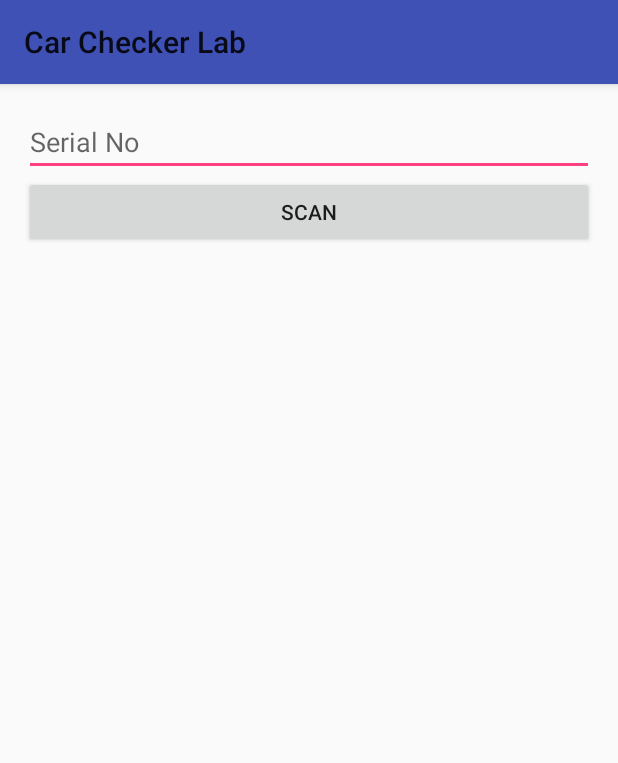
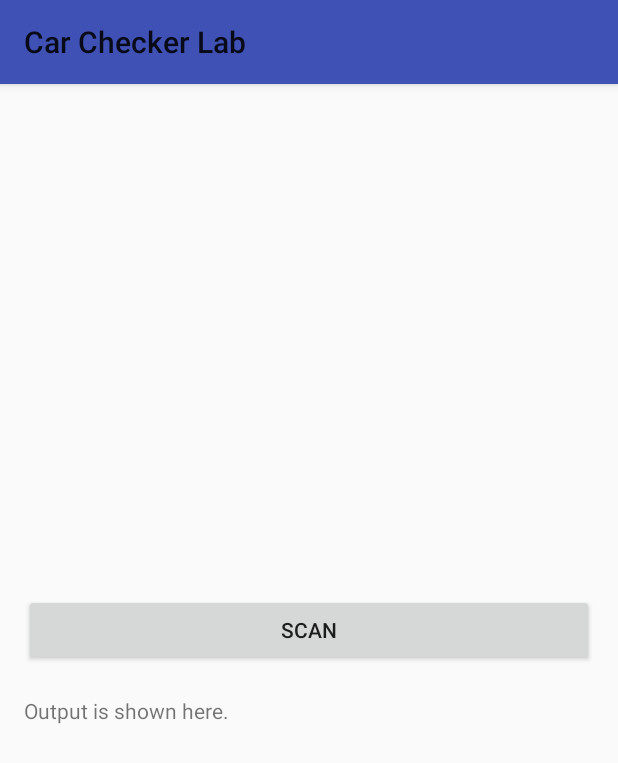
Before and after one commit to fuslonflare/android.lab, an Android app: the BarcodeActivity screen opened directly, with no data from a screen before it, on a phone screen of 412 x 824 dp. Shown: the top 763 px of the screen. Run offline under Robolectric (Android 15) with nearby library versions, the phone set to English and light mode, and no system bars.

Commit message:
Change editText -> textView

```diff
--- a/app/src/main/java/csd/gisc/carcheckerlab/BarcodeActivity.java
+++ b/app/src/main/java/csd/gisc/carcheckerlab/BarcodeActivity.java
@@ -5,11 +5,12 @@ import android.content.Intent;
 import android.content.pm.PackageManager;
 import android.os.Bundle;
 import androidx.annotation.NonNull;
+import androidx.appcompat.widget.AppCompatTextView;
 import androidx.core.app.ActivityCompat;
 import androidx.core.content.ContextCompat;
 import androidx.appcompat.app.AppCompatActivity;
 import androidx.appcompat.widget.AppCompatButton;
-import androidx.appcompat.widget.AppCompatEditText;
+
 import android.view.View;
 import android.widget.Toast;
 
@@ -18,7 +19,7 @@ public class BarcodeActivity extends AppCompatActivity implements View.OnClickLi
     private static final int CAMERA_PERMISSION_REQUEST_CODE = 0;
     private static final int BARCODE_REQUEST_CODE = 1;
 
-    private AppCompatEditText editText;
+    private AppCompatTextView textView;
 
     @Override
     protected void onCreate(Bundle savedInstanceState) {
@@ -30,7 +31,7 @@ public class BarcodeActivity extends AppCompatActivity implements View.OnClickLi
         AppCompatButton scanWithZBarButton = findViewById(R.id.scan_button_zbar);
         scanWithZBarButton.setOnClickListener(this);
 
-        editText = findViewById(R.id.edit_text);
+        textView = findViewById(R.id.text_view);
     }
 
     private void checkCameraPermission() {
@@ -66,7 +67,7 @@ public class BarcodeActivity extends AppCompatActivity implements View.OnClickLi
         super.onActivityResult(requestCode, resultCode, data);
         if (requestCode == BARCODE_REQUEST_CODE) {
             if (resultCode == RESULT_OK) {
-                editText.setText(data.getStringExtra("result"));
+                textView.setText(data.getStringExtra("result"));
             }
         }
     }
--- a/app/src/main/res/layout/activity_barcode.xml
+++ b/app/src/main/res/layout/activity_barcode.xml
@@ -2,14 +2,9 @@
 <LinearLayout xmlns:android="http://schemas.android.com/apk/res/android"
     android:layout_width="match_parent"
     android:layout_height="match_parent"
+    android:gravity="center_vertical"
     android:orientation="vertical"
     android:padding="16dp">
-
-    <androidx.appcompat.widget.AppCompatEditText
-        android:id="@+id/edit_text"
-        android:layout_width="match_parent"
-        android:layout_height="wrap_content"
-        android:hint="Serial No" />
 
     <androidx.appcompat.widget.AppCompatButton
         android:id="@+id/scan_button_zbar"
@@ -17,4 +12,12 @@
         android:layout_height="wrap_content"
         android:text="Scan" />
 
+    <androidx.appcompat.widget.AppCompatTextView
+        android:id="@+id/text_view"
+        android:layout_width="wrap_content"
+        android:layout_height="wrap_content"
+        android:layout_marginTop="20dp"
+        android:autoLink="web"
+        android:text="Output is shown here." />
+
 </LinearLayout>
--- a/build.gradle
+++ b/build.gradle
@@ -10,7 +10,7 @@ buildscript {
         }
     }
     dependencies {
-        classpath 'com.android.tools.build:gradle:3.4.2'
+        classpath 'com.android.tools.build:gradle:3.5.0'
         classpath "org.jetbrains.kotlin:kotlin-gradle-plugin:$kotlin_version"
         classpath 'com.google.gms:google-services:4.2.0'
         classpath 'io.fabric.tools:gradle:1.30.0'
```
Also changed, not shown: gradle/wrapper/gradle-wrapper.properties.
